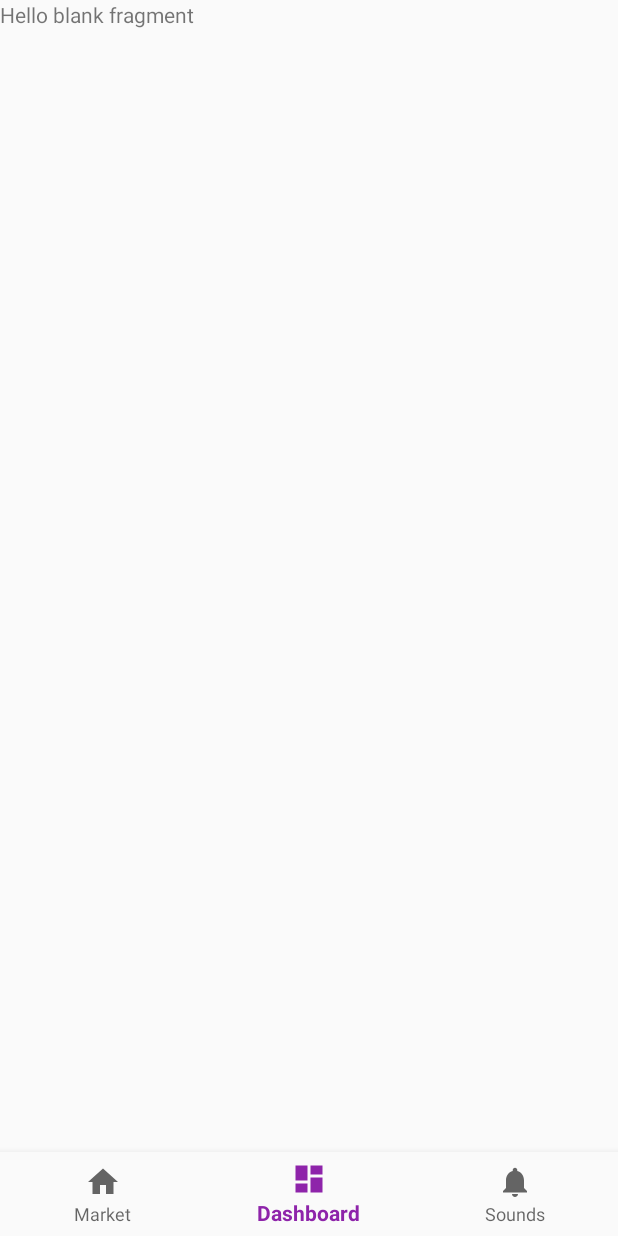
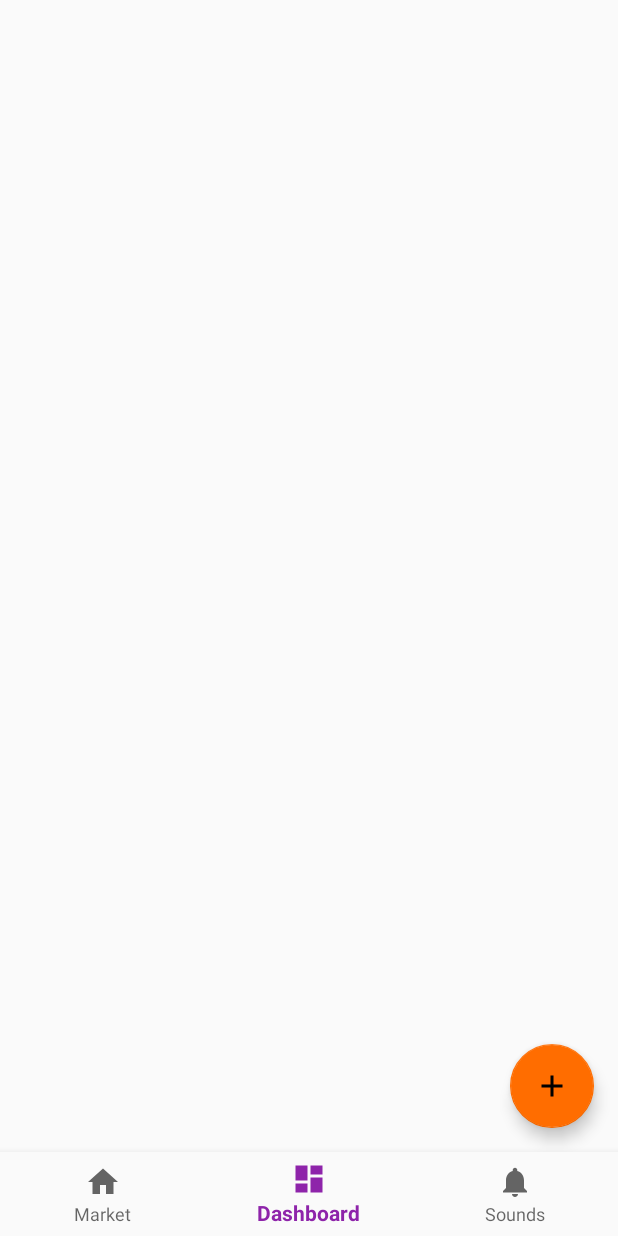
Before and after one commit to Namhto/android-sound-box-maker, an Android app: the screen it shows after launch (HomePageActivity), item 2 of the bottom bar chosen, on a phone screen of 412 x 824 dp. Run offline under Robolectric (Android 15) with nearby library versions, the phone set to English and light mode, and no system bars.

Commit message:
Init board view

```diff
--- a/app/src/main/java/com/maxtho/soundboxmaker/homepage/HomePageActivity.java
+++ b/app/src/main/java/com/maxtho/soundboxmaker/homepage/HomePageActivity.java
@@ -6,20 +6,18 @@ import android.support.annotation.NonNull;
 import android.support.design.widget.BottomNavigationView;
 import android.support.v7.app.AppCompatActivity;
 import android.view.MenuItem;
-import android.widget.LinearLayout;
-import android.widget.TextView;
 
-import com.maxtho.soundboxmaker.homepage.boardtab.DashBoardFragment;
 import com.maxtho.soundboxmaker.R;
+import com.maxtho.soundboxmaker.homepage.boardtab.BoardFragment;
 import com.maxtho.soundboxmaker.homepage.markettab.MarketFragment;
 import com.maxtho.soundboxmaker.homepage.soundtab.SoundFragment;
 
 public class HomePageActivity extends AppCompatActivity implements
         SoundFragment.OnFragmentInteractionListener,
         MarketFragment.OnFragmentInteractionListener,
-        DashBoardFragment.OnFragmentInteractionListener {
+        BoardFragment.OnFragmentInteractionListener {
 
-    private DashBoardFragment dashBoardFragment = new DashBoardFragment();
+    private BoardFragment boardFragment = new BoardFragment();
 
     private SoundFragment soundFragment = new SoundFragment();
 
@@ -35,7 +33,7 @@ public class HomePageActivity extends AppCompatActivity implements
                     getSupportFragmentManager().beginTransaction().replace(R.id.homepage_content, marketFragment).commit();
                     return true;
                 case R.id.navigation_dashboard:
-                    getSupportFragmentManager().beginTransaction().replace(R.id.homepage_content, dashBoardFragment).commit();
+                    getSupportFragmentManager().beginTransaction().replace(R.id.homepage_content, boardFragment).commit();
                     return true;
                 case R.id.navigation_sound:
                     getSupportFragmentManager().beginTransaction().replace(R.id.homepage_content, soundFragment).commit();
--- /dev/null
+++ b/app/src/main/java/com/maxtho/soundboxmaker/homepage/boardtab/BoardFragment.java
@@ -0,0 +1,53 @@
+package com.maxtho.soundboxmaker.homepage.boardtab;
+
+import android.content.Context;
+import android.net.Uri;
+import android.os.Bundle;
+import android.support.v4.app.Fragment;
+import android.view.LayoutInflater;
+import android.view.View;
+import android.view.ViewGroup;
+import android.widget.ListView;
+
+import com.maxtho.soundboxmaker.R;
+
+public class BoardFragment extends Fragment {
+
+    private ListView boardList;
+
+    private OnFragmentInteractionListener mListener;
+
+    public BoardFragment() {
+        // Required empty public constructor
+    }
+
+    @Override
+    public void onCreate(Bundle savedInstanceState) {
+        super.onCreate(savedInstanceState);
+    }
+
+    @Override
+    public View onCreateView(LayoutInflater inflater, ViewGroup container, Bundle savedInstanceState) {
+        return inflater.inflate(R.layout.fragment_board, container, false);
+    }
+
+    @Override
+    public void onAttach(Context context) {
+        super.onAttach(context);
+        if (context instanceof OnFragmentInteractionListener) {
+            mListener = (OnFragmentInteractionListener) context;
+        } else {
+            throw new RuntimeException(context.toString() + " must implement OnFragmentInteractionListener");
+        }
+    }
+
+    @Override
+    public void onDetach() {
+        super.onDetach();
+        mListener = null;
+    }
+
+    public interface OnFragmentInteractionListener {
+        void onFragmentInteraction(Uri uri);
+    }
+}
--- a/app/src/main/java/com/maxtho/soundboxmaker/homepage/boardtab/DashBoardFragment.java
+++ /dev/null
@@ -1,101 +0,0 @@
-package com.maxtho.soundboxmaker.homepage.boardtab;
-
-import android.content.Context;
-import android.net.Uri;
-import android.os.Bundle;
-import android.support.v4.app.Fragment;
-import android.view.LayoutInflater;
-import android.view.View;
-import android.view.ViewGroup;
-
-import com.maxtho.soundboxmaker.R;
-
-public class DashBoardFragment extends Fragment {
-    // TODO: Rename parameter arguments, choose names that match
-    // the fragment initialization parameters, e.g. ARG_ITEM_NUMBER
-    private static final String ARG_PARAM1 = "param1";
-    private static final String ARG_PARAM2 = "param2";
-
-    // TODO: Rename and change types of parameters
-    private String mParam1;
-    private String mParam2;
-
-    private OnFragmentInteractionListener mListener;
-
-    public DashBoardFragment() {
-        // Required empty public constructor
-    }
-
-    /**
-     * Use this factory method to create a new instance of
-     * this fragment using the provided parameters.
-     *
-     * @param param1 Parameter 1.
-     * @param param2 Parameter 2.
-     * @return A new instance of fragment DashBoardFragment.
-     */
-    // TODO: Rename and change types and number of parameters
-    public static DashBoardFragment newInstance(String param1, String param2) {
-        DashBoardFragment fragment = new DashBoardFragment();
-        Bundle args = new Bundle();
-        args.putString(ARG_PARAM1, param1);
-        args.putString(ARG_PARAM2, param2);
-        fragment.setArguments(args);
-        return fragment;
-    }
-
-    @Override
-    public void onCreate(Bundle savedInstanceState) {
-        super.onCreate(savedInstanceState);
-        if (getArguments() != null) {
-            mParam1 = getArguments().getString(ARG_PARAM1);
-            mParam2 = getArguments().getString(ARG_PARAM2);
-        }
-    }
-
-    @Override
-    public View onCreateView(LayoutInflater inflater, ViewGroup container,
-                             Bundle savedInstanceState) {
-        // Inflate the layout for this fragment
-        return inflater.inflate(R.layout.fragment_dash_board, container, false);
-    }
-
-    // TODO: Rename method, update argument and hook method into UI event
-    public void onButtonPressed(Uri uri) {
-        if (mListener != null) {
-            mListener.onFragmentInteraction(uri);
-        }
-    }
-
-    @Override
-    public void onAttach(Context context) {
-        super.onAttach(context);
-        if (context instanceof OnFragmentInteractionListener) {
-            mListener = (OnFragmentInteractionListener) context;
-        } else {
-            throw new RuntimeException(context.toString()
-                    + " must implement OnFragmentInteractionListener");
-        }
-    }
-
-    @Override
-    public void onDetach() {
-        super.onDetach();
-        mListener = null;
-    }
-
-    /**
-     * This interface must be implemented by activities that contain this
-     * fragment to allow an interaction in this fragment to be communicated
-     * to the activity and potentially other fragments contained in that
-     * activity.
-     * <p>
-     * See the Android Training lesson <a href=
-     * "http://developer.android.com/training/basics/fragments/communicating.html"
-     * >Communicating with Other Fragments</a> for more information.
-     */
-    public interface OnFragmentInteractionListener {
-        // TODO: Update argument type and name
-        void onFragmentInteraction(Uri uri);
-    }
-}
--- /dev/null
+++ b/app/src/main/res/drawable/ic_add_black_24dp.xml
@@ -0,0 +1,9 @@
+<vector xmlns:android="http://schemas.android.com/apk/res/android"
+        android:width="24dp"
+        android:height="24dp"
+        android:viewportWidth="24.0"
+        android:viewportHeight="24.0">
+    <path
+        android:fillColor="#FF000000"
+        android:pathData="M19,13h-6v6h-2v-6H5v-2h6V5h2v6h6v2z"/>
+</vector>
--- a/app/src/main/res/layout/activity_homepage.xml
+++ b/app/src/main/res/layout/activity_homepage.xml
@@ -9,9 +9,11 @@
 
     <LinearLayout
         android:layout_width="match_parent"
-        android:layout_height="match_parent"
+        android:layout_height="0dp"
         android:id="@+id/homepage_content"
-        android:orientation="vertical">
+        android:orientation="vertical"
+        app:layout_constraintBottom_toTopOf="@+id/navigation"
+        app:layout_constraintTop_toTopOf="parent">
 
     </LinearLayout>
 
--- /dev/null
+++ b/app/src/main/res/layout/fragment_board.xml
@@ -0,0 +1,26 @@
+<android.support.constraint.ConstraintLayout xmlns:android="http://schemas.android.com/apk/res/android"
+    xmlns:tools="http://schemas.android.com/tools"
+    android:layout_width="match_parent"
+    android:layout_height="match_parent"
+    xmlns:app="http://schemas.android.com/apk/res-auto"
+    tools:context="com.maxtho.soundboxmaker.homepage.boardtab.BoardFragment">
+
+    <ListView
+        android:layout_width="match_parent"
+        android:layout_height="match_parent"
+        android:id="@+id/boardList">
+
+    </ListView>
+
+    <android.support.design.widget.FloatingActionButton
+        android:layout_width="wrap_content"
+        android:layout_height="wrap_content"
+        app:fabSize="normal"
+        android:focusable="true"
+        android:clickable="true"
+        app:layout_constraintBottom_toBottomOf="parent"
+        app:layout_constraintRight_toRightOf="parent"
+        android:layout_margin="@dimen/fab_margin"
+        android:src="@drawable/ic_add_black_24dp"/>
+
+</android.support.constraint.ConstraintLayout>
--- a/app/src/main/res/layout/fragment_dash_board.xml
+++ /dev/null
@@ -1,13 +0,0 @@
-<FrameLayout xmlns:android="http://schemas.android.com/apk/res/android"
-    xmlns:tools="http://schemas.android.com/tools"
-    android:layout_width="match_parent"
-    android:layout_height="match_parent"
-    tools:context="com.maxtho.soundboxmaker.homepage.boardtab.DashBoardFragment">
-
-    <!-- TODO: Update blank fragment layout -->
-    <TextView
-        android:layout_width="match_parent"
-        android:layout_height="match_parent"
-        android:text="@string/hello_blank_fragment" />
-
-</FrameLayout>
```
